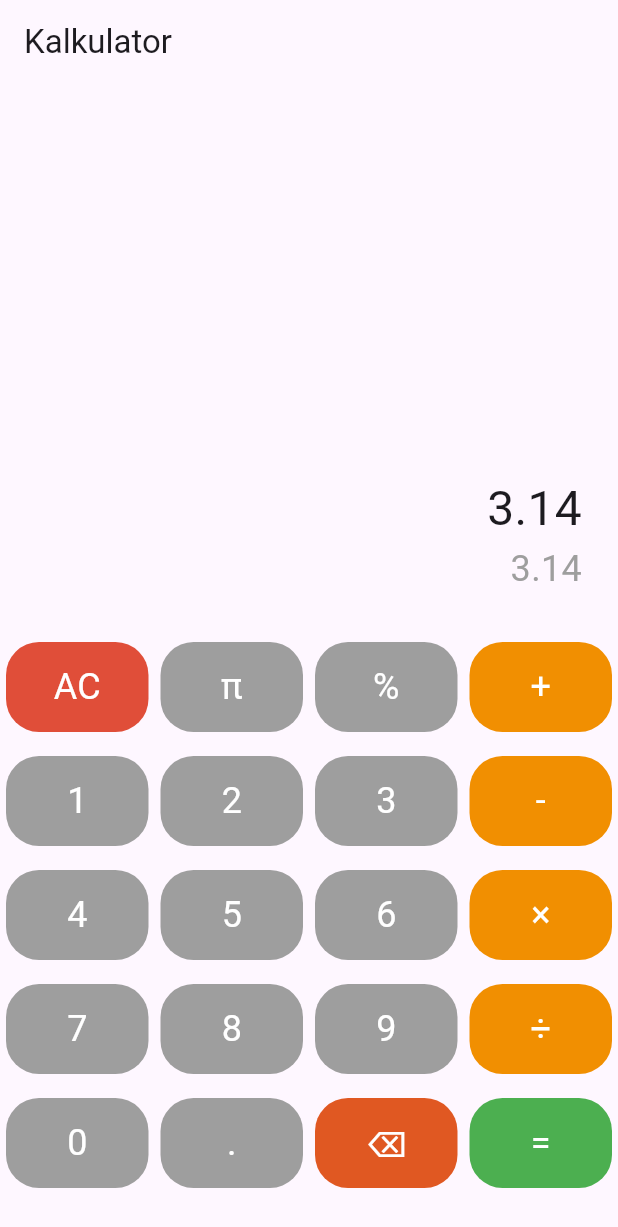
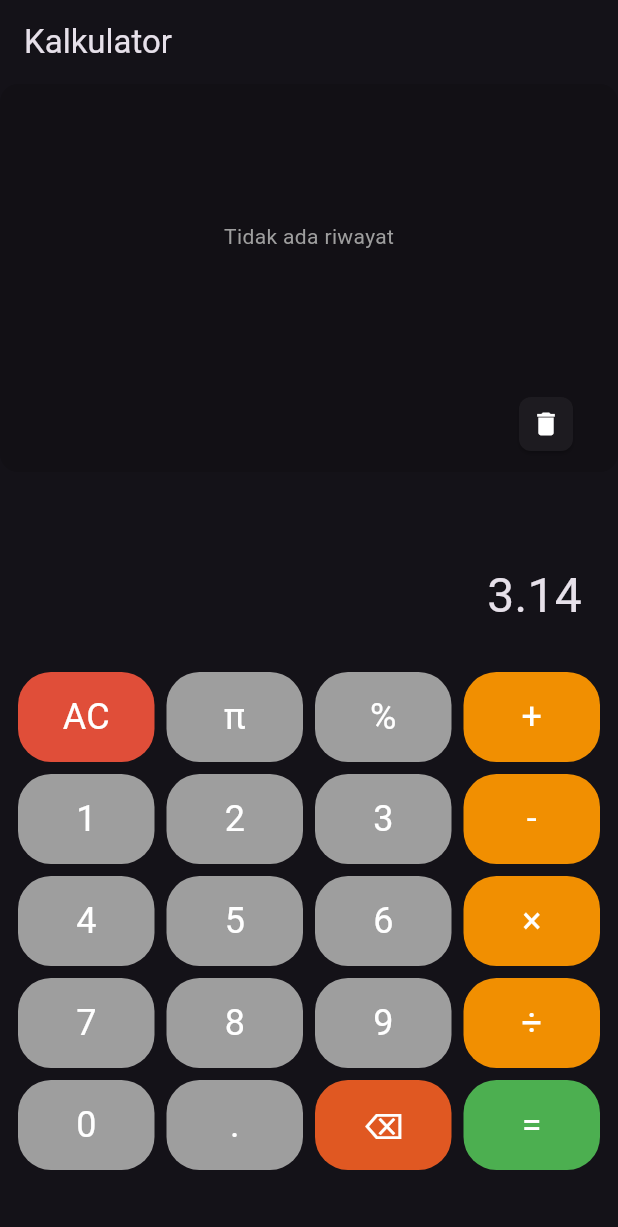
Before and after one commit to ikaribera/kalkulator, a Flutter app: the screen it shows after launch, after a tap on an icon or button, on a phone screen of 412 x 824 dp. Shown: the top 1227 px of the screen. Run offline on Flutter 3.47's test engine with Material 3 defaults, Android fonts, the phone set to English and light mode, and no system bars; our stand-ins replace math_expressions.

Commit message:
Menambahkan fitur riwayat perhitungan, menambahkan tombol hapus riwayat perhitungan  dan refaktor kode

```diff
--- a/lib/controllers/kalkulator_controller.dart
+++ b/lib/controllers/kalkulator_controller.dart
@@ -10,186 +10,208 @@ class KalkulatorController extends ChangeNotifier {
   String get output => _output;
 
   final List<String> _operators = ['+', '-', '/', '*', '^', '.', '%'];
+  bool get isResultShown => _isResultShown;
 
+  // Tambahan: History
+  final List<Map<String, String>> _history = [];
+  List<Map<String, String>> get history => _history;
+
+  // Validasi ekspresi matematika
   bool _isValidInput(String input) {
     final regex = RegExp(r'^[0-9+\-x*/().%]+$');
     if (!regex.hasMatch(input)) return false;
 
-    // Check for balanced parentheses
     int balance = 0;
-    for (int i = 0; i < input.length; i++) {
-      if (input[i] == '(') {
-        balance++;
-      } else if (input[i] == ')') balance--;
-      if (balance < 0) return false; // Closing before opening
+    for (final char in input.runes) {
+      if (String.fromCharCode(char) == '(') balance++;
+      if (String.fromCharCode(char) == ')') balance--;
+      if (balance < 0) return false;
     }
-    if (balance != 0) return false;
-
-    return true;
+    return balance == 0;
   }
 
+  // Hitung hasil
   void _calculateOutput() {
     if (_input.isEmpty) {
       _output = '';
       return;
     }
 
-    // Jangan tampilkan output jika input hanya angka tanpa operator
-    bool containsOperator = _operators.any((op) => _input.contains(op));
-    if (!containsOperator) {
+    final lastChar = _input[_input.length - 1];
+    final containsOperator = _operators.any(_input.contains);
+
+    if (!containsOperator ||
+        (_operators.contains(lastChar) && lastChar != '%')) {
       _output = '';
       return;
     }
 
-    // Jangan tampilkan output jika input berakhir dengan operator selain '%'
-    String lastChar = _input[_input.length - 1];
-    if (_operators.contains(lastChar) && lastChar != '%') {
-      _output = '';
+    if (!_isValidInput(_input)) {
+      _output = 'Invalid Input: Please check your expression';
       return;
     }
 
-    if (_isValidInput(_input)) {
     try {
       final result = KalkulatorLogic.hitung(_input);
       final val = double.tryParse(result);
-        if (val != null && val % 1 == 0) {
-          _output = val.toInt().toString();
-        } else {
-          _output = result;
-        }
+      _output = (val != null && val % 1 == 0) ? val.toInt().toString() : result;
     } catch (e) {
       _output = 'Error: ${e.toString()}';
     }
-    } else {
-      _output = 'Invalid Input: Please check your expression';
-    }
   }
 
-  void onButtonPressed(String value) {
-    if (value == 'AC') {
+  // Reset kalkulator
+  void _reset() {
     _input = '';
     _output = '';
     _isResultShown = false;
-    } else if (value == '=') {
-      if (!_isResultShown) {
+  }
+
+  // Tombol "=" ditekan
+  void _handleEquals() {
+    if (_isResultShown) return;
+
     _calculateOutput();
-        String lastChar = _input.isNotEmpty ? _input[_input.length - 1] : '';
-        bool containsOperator = _operators.any((op) => _input.contains(op));
-        if (_operators.contains(lastChar) && lastChar != '%') {
-          // Jangan hapus input jika berakhir dengan operator selain '%'
-          // biarkan input tetap ada
-        } else if (!containsOperator) {
-          // Jika input hanya angka tanpa operator, jangan hapus input
-          // biarkan input tetap ada
-        } else {
-          // Hapus input dan hanya tampilkan output
-          _input = '';
+
+    final lastChar = _input.isNotEmpty ? _input[_input.length - 1] : '';
+    final containsOperator = _operators.any(_input.contains);
+
+    if (!containsOperator ||
+        (_operators.contains(lastChar) && lastChar != '%')) {
+      return;
     }
+
+    // Simpan ke history jika hasil valid
+    if (_output.isNotEmpty && !_output.startsWith('Error')) {
+      _history.add({
+        'input': _input,
+        'output': _output,
+      });
+    }
+
+    _input = _output;
     _isResultShown = true;
   }
-      // Jika sudah menampilkan hasil, tekan '=' lagi tidak mengubah apa-apa
-    } else if (value == '⌫') {
+
+  // Hapus karakter terakhir
+  void _handleDelete() {
     if (_input.isNotEmpty) {
       _input = _input.substring(0, _input.length - 1);
       _calculateOutput();
     }
     _isResultShown = false;
-    } else if (_isResultShown) {
-      // Jika hasil sudah ditampilkan dan user menekan tombol
-      if (value == '%') {
-        // Khusus untuk %, tambahkan % ke output lalu jadikan input baru
-        _input = '$_output%';
-        _output = '';
-        _isResultShown = false;
-      } else if (_operators.contains(value)) {
-        // Jika tombol adalah operator selain %, lanjutkan perhitungan dengan hasil sebelumnya
-        _input = _output + value;
-        _output = '';
-        _isResultShown = false;
+  }
+
+  // Tangani operator
+  void _handleOperator(String value) {
+    final lastChar = _input.isNotEmpty ? _input[_input.length - 1] : '';
+    if (_input.isEmpty) return;
+
+    if (lastChar == '%') {
+      _input += value;
+    } else if (_operators.contains(lastChar)) {
+      _input = _input.substring(0, _input.length - 1) + value;
     } else {
-        // Jika tombol adalah angka atau lainnya, lanjutkan input tanpa menghapus input sebelumnya
-        _input += value;
-        _output = '';
-        _isResultShown = false;
-      }
-    } else {
-      String lastChar = _input.isNotEmpty ? _input[_input.length - 1] : '';
-      if (value == '.') {
-        if (_input.isEmpty || _operators.contains(lastChar)) {
-          if (!_input.endsWith('0.')) {
-            _input += '0.';
-          }
-        } else {
-          final parts = _input.split(RegExp(r'[+\-*/^()]'));
-          final lastNumber = parts.isNotEmpty ? parts.last : '';
-          if (lastNumber.contains('.')) return;
       _input += value;
     }
-      } else if (value == '%') {
-        if (_input.isNotEmpty &&
-            (RegExp(r'[0-9]$').hasMatch(_input) || _input.endsWith(')'))) {
-          _input += '%';
   }
-      } else if (value == 'π') {
+
+  // Tangani titik desimal
+  void _handleDot() {
+    final lastChar = _input.isNotEmpty ? _input[_input.length - 1] : '';
+
+    if (_input.isEmpty || _operators.contains(lastChar)) {
+      if (!_input.endsWith('0.')) _input += '0.';
+      return;
+    }
+
+    final parts = _input.split(RegExp(r'[+\-*/^()]'));
+    if (parts.isNotEmpty && parts.last.contains('.')) return;
+
+    _input += '.';
+  }
+
+  // Fungsi spesial seperti π, faktorial, 1/x
+  void _handleSpecialFunction(String value) {
+    switch (value) {
+      case 'π':
         _input += '3.14';
-      } else if (value == 'x!') {
-        try {
+        break;
+      case 'x!':
         final num = int.tryParse(_input);
         if (num != null && num >= 0) {
-            int result = 1;
-            for (int i = 1; i <= num; i++) {
-              result *= i;
-            }
-            _output = result.toString();
+          _output = List.generate(num, (i) => i + 1)
+              .fold(1, (a, b) => a * b)
+              .toString();
         } else {
           _output = 'Error: Invalid factorial input';
         }
-        } catch (e) {
-          _output = 'Error: ${e.toString()}';
-        }
-      } else if (value == '1/x') {
-        try {
+        break;
+      case '1/x':
         final num = double.tryParse(_input);
         if (num != null && num != 0) {
           _output = (1 / num).toStringAsFixed(6);
         } else {
           _output = 'Error: Division by zero';
         }
-        } catch (e) {
-          _output = 'Error: ${e.toString()}';
+        break;
     }
+  }
+
+  // Clear semua riwayat (opsional)
+  void clearHistory() {
+    _history.clear();
+    notifyListeners();
+  }
+
+  // Tombol ditekan
+  void onButtonPressed(String value) {
+    switch (value) {
+      case 'AC':
+        _reset();
+        break;
+      case '=':
+        _handleEquals();
+        break;
+      case '⌫':
+        _handleDelete();
+        break;
+      case 'π':
+      case 'x!':
+      case '1/x':
+        _handleSpecialFunction(value);
+        break;
+      case '.':
+        _handleDot();
+        break;
+      case '%':
+        if (_input.isNotEmpty &&
+            (RegExp(r'[0-9]$').hasMatch(_input) || _input.endsWith(')'))) {
+          _input += '%';
+        }
+        break;
+      case 'CH': // Clear History
+        clearHistory();
+        break;
+      default:
+        if (_isResultShown) {
+          if (_operators.contains(value)) {
+            // Operator → lanjutkan perhitungan dengan hasil sebelumnya
+            _input = _output + value;
+          } else {
+            // Angka atau titik → mulai perhitungan baru
+            _input = value;
+          }
+          _output = '';
+          _isResultShown = false;
         } else if (_operators.contains(value)) {
-        if (_input.isEmpty) {
-          return;
-        }
-        if (lastChar == '%') {
-          // Jika input berakhir dengan %, dan user input operator, tambahkan operator setelah %
-          _input += value;
-        } else if (_operators.contains(lastChar)) {
-          // Jika input berakhir dengan operator, ganti operator terakhir dengan yang baru
-          _input = _input.substring(0, _input.length - 1) + value;
+          _handleOperator(value);
         } else {
           _input += value;
         }
-      } else {
-        if (lastChar != '' &&
-            _operators.contains(lastChar) &&
-            !_isResultShown) {
-          // Jika input berakhir dengan operator dan user input angka, lanjutkan perhitungan
-          _input += value;
-        } else if (_isResultShown) {
-          // Jika hasil sudah ditampilkan dan user input angka, lanjutkan input tanpa menghapus input sebelumnya
-          _input += value;
-          _output = '';
-          _isResultShown = false;
-          notifyListeners();
-          return;
-        } else {
-          _input += value;
+        break;
     }
-      }
-      _calculateOutput();
-    }
+
     notifyListeners();
   }
 }
--- a/lib/main.dart
+++ b/lib/main.dart
@@ -13,9 +13,9 @@ class KalkulatorApp extends StatelessWidget {
     return MaterialApp(
       title: 'Kalkulator',
       debugShowCheckedModeBanner: false,
-      theme: ThemeData.light(useMaterial3: true),
+      theme: ThemeData.light(useMaterial3: false),
       darkTheme: ThemeData.dark(useMaterial3: true),
-      themeMode: ThemeMode.system, // otomatis mengikuti mode sistem smartphone
+      themeMode: ThemeMode.dark, // otomatis mengikuti mode sistem smartphone
       home: KalkulatorPage(),
     );
   }
--- a/lib/pages/kalkulator_page.dart
+++ b/lib/pages/kalkulator_page.dart
@@ -12,18 +12,24 @@ class KalkulatorPage extends StatefulWidget {
 class _KalkulatorPageState extends State<KalkulatorPage> {
   late KalkulatorController _controller;
 
+  static const Color operatorColor = Color(0xFFF18F01);
+  static const Color numberColor = Color(0xFF9E9E9E);
+  static const Color actionColor = Color(0xFFE04E39);
+  static const Color backspaceColor = Color.fromARGB(255, 224, 88, 34);
+  static const Color equalColor = Color(0xFF4CAF50);
+
+  void _controllerListener() => setState(() {});
+
   @override
   void initState() {
     super.initState();
     _controller = KalkulatorController();
-    _controller.addListener(() {
-      setState(() {});
-    });
+    _controller.addListener(_controllerListener);
   }
 
   @override
   void dispose() {
-    _controller.removeListener(() {});
+    _controller.removeListener(_controllerListener);
     super.dispose();
   }
 
@@ -31,128 +37,180 @@ class _KalkulatorPageState extends State<KalkulatorPage> {
     return input.replaceAll('*', '×').replaceAll('/', '÷');
   }
 
-  Widget _buildButtonRow(List<KalkulatorButton> buttons) {
+  Widget _buildButtonRow(List<Map<String, dynamic>> rowButtons) {
     return Padding(
-      padding: const EdgeInsets.symmetric(vertical: 4.0),
-      child: Row(children: buttons),
+      padding: const EdgeInsets.symmetric(vertical: 0, horizontal: 8),
+      child: Row(
+        children: rowButtons.map((btn) {
+          return KalkulatorButton(
+            label: btn['label'],
+            onTap: () => _controller.onButtonPressed(btn['value']),
+            color: btn['color'],
+            textColor:
+                btn.containsKey('textColor') ? btn['textColor'] : Colors.white,
+          );
+        }).toList(),
+      ),
     );
   }
 
   @override
   Widget build(BuildContext context) {
+    // Layout button kalkulator
+    final buttonLayout = [
+      [
+        {'label': 'AC', 'value': 'AC', 'color': actionColor},
+        {'label': 'π', 'value': 'π', 'color': numberColor},
+        {'label': '%', 'value': '%', 'color': numberColor},
+        {
+          'label': '+',
+          'value': '+',
+          'color': operatorColor,
+          'textColor': Colors.white
+        },
+      ],
+      [
+        {'label': '1', 'value': '1', 'color': numberColor},
+        {'label': '2', 'value': '2', 'color': numberColor},
+        {'label': '3', 'value': '3', 'color': numberColor},
+        {'label': '-', 'value': '-', 'color': operatorColor},
+      ],
+      [
+        {'label': '4', 'value': '4', 'color': numberColor},
+        {'label': '5', 'value': '5', 'color': numberColor},
+        {'label': '6', 'value': '6', 'color': numberColor},
+        {'label': '×', 'value': '*', 'color': operatorColor},
+      ],
+      [
+        {'label': '7', 'value': '7', 'color': numberColor},
+        {'label': '8', 'value': '8', 'color': numberColor},
+        {'label': '9', 'value': '9', 'color': numberColor},
+        {'label': '÷', 'value': '/', 'color': operatorColor},
+      ],
+      [
+        {'label': '0', 'value': '0', 'color': numberColor},
+        {'label': '.', 'value': '.', 'color': numberColor},
+        {'label': '⌫', 'value': '⌫', 'color': backspaceColor},
+        {'label': '=', 'value': '=', 'color': equalColor},
+      ],
+    ];
+
     return Scaffold(
-      appBar: AppBar(title: Text('Kalkulator')),
-      body: Column(
+      appBar: AppBar(title: const Text('Kalkulator')),
+      body: Container(
+        child: Column(
+          crossAxisAlignment: CrossAxisAlignment.end,
           children: [
             Expanded(
+              flex: 2,
               child: Container(
-              padding: EdgeInsets.all(24),
+                width: double.infinity,
+                padding:
+                    const EdgeInsets.symmetric(horizontal: 24, vertical: 8),
+                decoration: BoxDecoration(
+                  color: Colors.black12,
+                  borderRadius: BorderRadius.circular(12),
+                ),
+                child: Column(
+                  children: [
+                    Expanded(
+                      child: _controller.history.isEmpty
+                          ? const Center(
+                              child: Text('Tidak ada riwayat',
+                                  style: TextStyle(color: Colors.grey)))
+                          : ListView.builder(
+                              reverse: true,
+                              itemCount: _controller.history.length,
+                              itemBuilder: (context, index) {
+                                final item = _controller.history.reversed
+                                    .toList()[index];
+                                return Padding(
+                                  padding:
+                                      const EdgeInsets.symmetric(vertical: 2.0),
+                                  child: Text(
+                                    '${item['input']} = ${item['output']}',
+                                    style: const TextStyle(
+                                        fontSize: 16, color: Colors.grey),
+                                    textAlign: TextAlign.right,
+                                  ),
+                                );
+                              },
+                            ),
+                    ),
+                    Padding(
+                      padding: const EdgeInsets.only(top: 8.0, right: 0),
+                      child: Align(
+                        alignment: Alignment.centerRight,
+                        child: ElevatedButton(
+                          onPressed: () async {
+                            final shouldDelete = await showDialog<bool>(
+                              context: context,
+                              builder: (context) => AlertDialog(
+                                title: const Text('Konfirmasi'),
+                                content: const Text(
+                                    'Apakah kamu yakin ingin menghapus semua riwayat?'),
+                                actions: [
+                                  TextButton(
+                                    onPressed: () =>
+                                        Navigator.pop(context, false),
+                                    child: const Text('Batal'),
+                                  ),
+                                  TextButton(
+                                    onPressed: () =>
+                                        Navigator.pop(context, true),
+                                    child: const Text('Hapus'),
+                                  ),
+                                ],
+                              ),
+                            );
+
+                            if (shouldDelete == true) {
+                              _controller.clearHistory();
+                            }
+                          },
+                          child: const Icon(Icons.delete, size: 20),
+                          style: ElevatedButton.styleFrom(
+                            foregroundColor: Colors.white,
+                            padding: const EdgeInsets.only(
+                                left: 1, right: 1, top: 8, bottom: 8),
+                            minimumSize: const Size(36, 36),
+                            shape: RoundedRectangleBorder(
+                                borderRadius: BorderRadius.circular(8)),
+                          ),
+                        ),
+                      ),
+                    ),
+                  ],
+                ),
+              ),
+            ),
+            Expanded(
+              child: Container(
+                padding: const EdgeInsets.all(24),
                 alignment: Alignment.bottomRight,
                 child: Column(
                   mainAxisAlignment: MainAxisAlignment.end,
                   crossAxisAlignment: CrossAxisAlignment.end,
                   children: [
-                  Text(_formatInputDisplay(_controller.input),
-                      style: TextStyle(fontSize: 32)),
-                  Text(_controller.output,
-                      style: TextStyle(fontSize: 24, color: Colors.grey))
+                    Text(
+                      _formatInputDisplay(_controller.input),
+                      style: const TextStyle(fontSize: 32),
+                    ),
+                    if (_controller.isResultShown &&
+                        _controller.output.isNotEmpty)
+                      Text(
+                        _controller.output,
+                        style:
+                            const TextStyle(fontSize: 24, color: Colors.grey),
+                      ),
                   ],
                 ),
               ),
             ),
-          _buildButtonRow([
-            KalkulatorButton(
-                label: 'AC',
-                onTap: () => _controller.onButtonPressed('AC'),
-                color: Color(0xFFE04E39)),
-            KalkulatorButton(
-                label: 'π',
-                onTap: () => _controller.onButtonPressed('π'),
-                color: Color(0xFF9E9E9E)),
-            KalkulatorButton(
-                label: '%',
-                onTap: () => _controller.onButtonPressed('%'),
-                color: Color(0xFF9E9E9E)),
-            KalkulatorButton(
-                label: '+',
-                onTap: () => _controller.onButtonPressed('+'),
-                color: Color(0xFFF18F01),
-                textColor: Colors.white),
-          ]),
-          _buildButtonRow([
-            KalkulatorButton(
-                label: '1',
-                onTap: () => _controller.onButtonPressed('1'),
-                color: Color(0xFF9E9E9E)),
-            KalkulatorButton(
-                label: '2',
-                onTap: () => _controller.onButtonPressed('2'),
-                color: Color(0xFF9E9E9E)),
-            KalkulatorButton(
-                label: '3',
-                onTap: () => _controller.onButtonPressed('3'),
-                color: Color(0xFF9E9E9E)),
-            KalkulatorButton(
-                label: '-',
-                onTap: () => _controller.onButtonPressed('-'),
-                color: Color(0xFFF18F01)),
-          ]),
-          _buildButtonRow([
-            KalkulatorButton(
-                label: '4',
-                onTap: () => _controller.onButtonPressed('4'),
-                color: Color(0xFF9E9E9E)),
-            KalkulatorButton(
-                label: '5',
-                onTap: () => _controller.onButtonPressed('5'),
-                color: Color(0xFF9E9E9E)),
-            KalkulatorButton(
-                label: '6',
-                onTap: () => _controller.onButtonPressed('6'),
-                color: Color(0xFF9E9E9E)),
-            KalkulatorButton(
-                label: '×',
-                onTap: () => _controller.onButtonPressed('*'),
-                color: Color(0xFFF18F01)),
-          ]),
-          _buildButtonRow([
-            KalkulatorButton(
-                label: '7',
-                onTap: () => _controller.onButtonPressed('7'),
-                color: Color(0xFF9E9E9E)),
-            KalkulatorButton(
-                label: '8',
-                onTap: () => _controller.onButtonPressed('8'),
-                color: Color(0xFF9E9E9E)),
-            KalkulatorButton(
-                label: '9',
-                onTap: () => _controller.onButtonPressed('9'),
-                color: Color(0xFF9E9E9E)),
-            KalkulatorButton(
-                label: '÷',
-                onTap: () => _controller.onButtonPressed('/'),
-                color: Color(0xFFF18F01)),
-          ]),
-          _buildButtonRow([
-            KalkulatorButton(
-                label: '0',
-                onTap: () => _controller.onButtonPressed('0'),
-                color: Color(0xFF9E9E9E)),
-            KalkulatorButton(
-                label: '.',
-                onTap: () => _controller.onButtonPressed('.'),
-                color: Color(0xFF9E9E9E)),
-            KalkulatorButton(
-                label: '⌫',
-                onTap: () => _controller.onButtonPressed('⌫'),
-                color: Color.fromARGB(255, 224, 88, 34)),
-            KalkulatorButton(
-                label: '=',
-                onTap: () => _controller.onButtonPressed('='),
-                color: Color(0xFF4CAF50)),
-          ]),
-          SizedBox(height: 24),
+            for (var row in buttonLayout) _buildButtonRow(row),
+            Padding(padding: const EdgeInsets.all(20.0)),
           ],
+        ),
       ),
     );
   }
```
Lines whose indentation alone changed are shown as unchanged.
